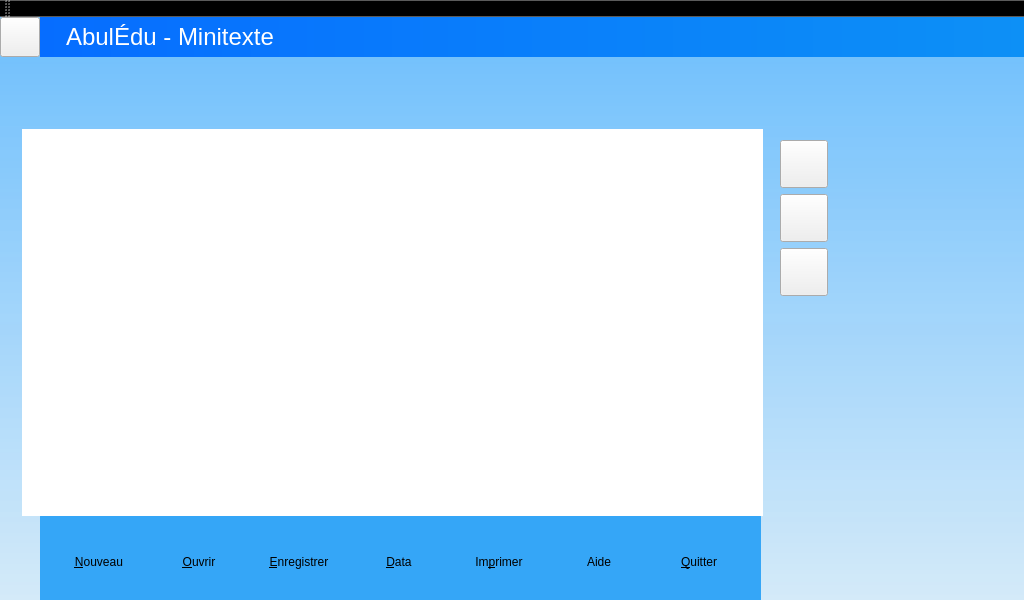
Above: mainwindow.ui from Txikilinux/abuledu-minitexte before the change. Below: the same form after it.
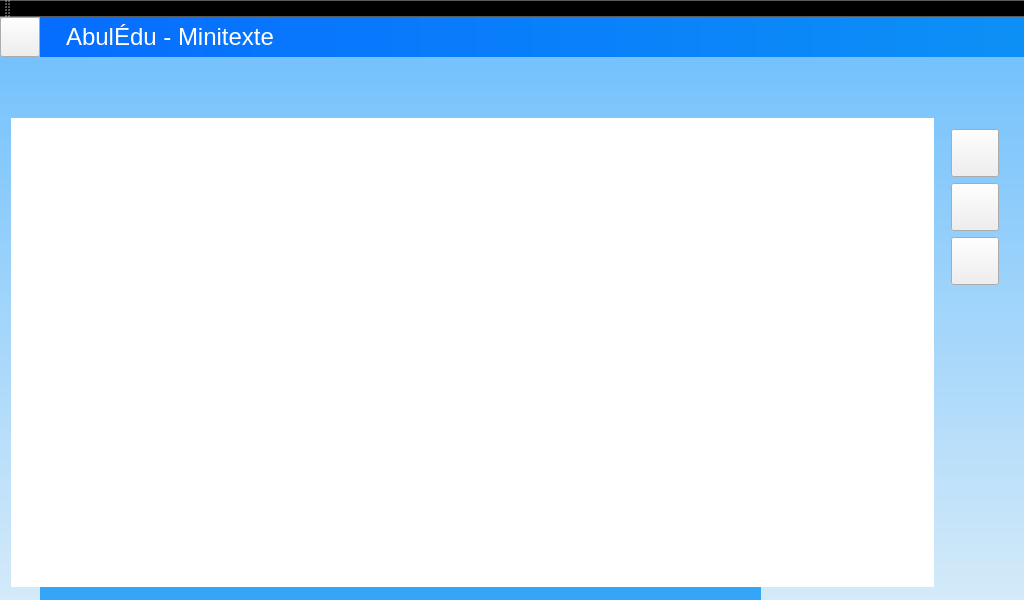
That is the form after the change. Icons and pictures are not drawn. Custom widgets are drawn as their Qt base class.

Commit message: Réorganisation graphique, l'espace dédié au texte est plus grand

Diff of the .ui file:
```diff
--- a/mainwindow.ui
+++ b/mainwindow.ui
@@ -590,8 +590,8 @@
      <rect>
       <x>0</x>
       <y>90</y>
-      <width>861</width>
-      <height>431</height>
+      <width>1021</width>
+      <height>491</height>
      </rect>
     </property>
     <property name="frameShape">
@@ -601,6 +601,12 @@
      <enum>QFrame::Raised</enum>
     </property>
     <layout class="QGridLayout" name="gridLayout_6">
+     <property name="horizontalSpacing">
+      <number>0</number>
+     </property>
+     <property name="margin">
+      <number>0</number>
+     </property>
      <item row="0" column="0">
       <widget class="QStackedWidget" name="stackedWidget">
        <property name="currentIndex">
```
Left out of the diff: 118 changed lines with no effect on the pictures.
